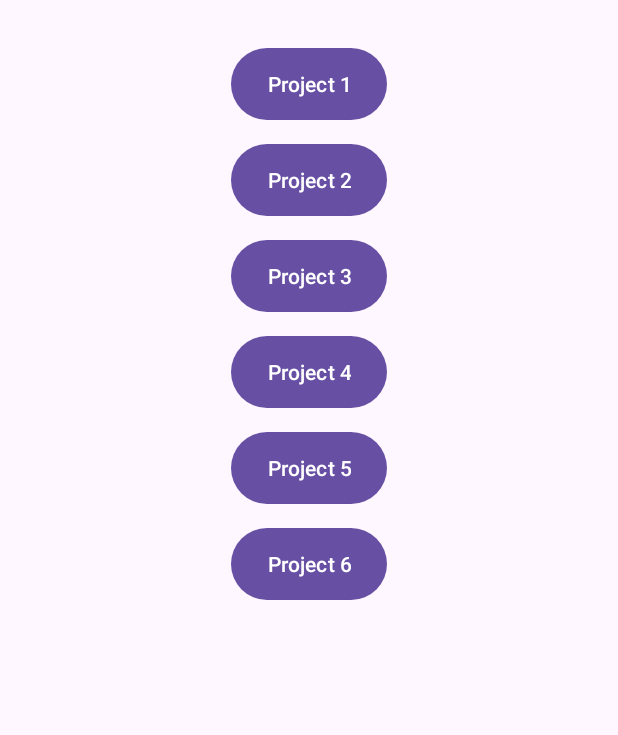
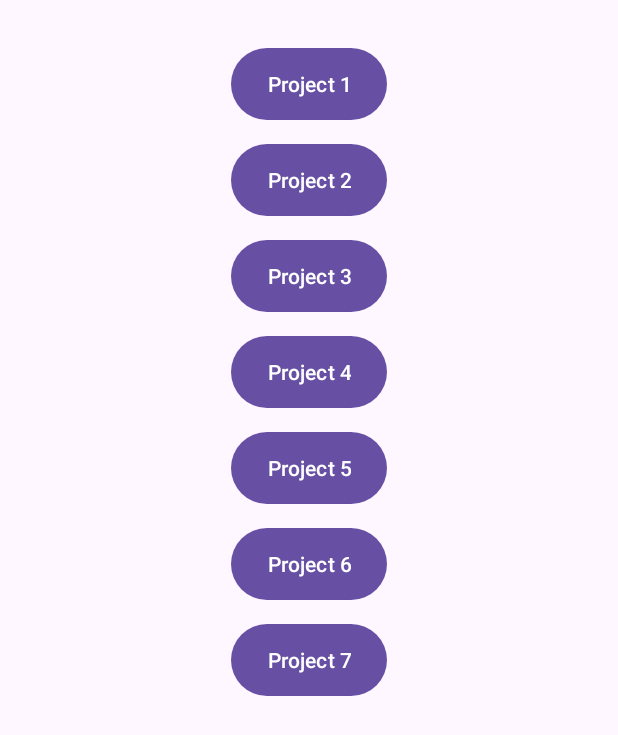
Before and after one commit to Gowri-Krishnamoorthi/Android-All_Project, an Android app: the screen it shows after launch (MainActivity), on a phone screen of 412 x 824 dp. Shown: the top 735 px of the screen. Run offline under Robolectric (Android 15) with nearby library versions, the phone set to English and light mode, and no system bars.

Commit message:
New Project Added

```diff
--- a/app/src/main/AndroidManifest.xml
+++ b/app/src/main/AndroidManifest.xml
@@ -28,7 +28,7 @@
         <activity android:name=".Project4Activity" android:exported="false"></activity>
         <activity android:name=".Project5Activity" android:exported="false"></activity>
         <activity android:name=".Project6Activity" android:exported="false"></activity>
-
+        <activity android:name=".Project7Activity" android:exported="false"></activity>
     </application>
 
 </manifest>
--- a/app/src/main/java/com/example/myapplication/MainActivity.java
+++ b/app/src/main/java/com/example/myapplication/MainActivity.java
@@ -19,7 +19,7 @@ public class MainActivity extends AppCompatActivity {
         Button button4 = findViewById(R.id.button4);
         Button button5 = findViewById(R.id.button5);
         Button button6 = findViewById(R.id.button6);
-
+        Button button7 = findViewById(R.id.button7);
         button1.setOnClickListener(new View.OnClickListener() {
             @Override
             public void onClick(View v) {
@@ -67,5 +67,13 @@ public class MainActivity extends AppCompatActivity {
                 startActivity(intent);
             }
         });
+
+        button7.setOnClickListener(new View.OnClickListener() {
+            @Override
+            public void onClick(View v) {
+                Intent intent = new Intent(MainActivity.this, Project7Activity.class);
+                startActivity(intent);
+            }
+        });
     }
 }
--- a/app/src/main/res/layout/activity_main.xml
+++ b/app/src/main/res/layout/activity_main.xml
@@ -63,4 +63,14 @@
         android:layout_marginTop="16dp"
         android:background="@drawable/rounded_button"/>
 
+    <Button
+        android:id="@+id/button7"
+        android:layout_width="wrap_content"
+        android:layout_height="wrap_content"
+        android:text="Project 7"
+        android:layout_below="@id/button6"
+        android:layout_centerHorizontal="true"
+        android:layout_marginTop="16dp"
+        android:background="@drawable/rounded_button"/>
+
 </RelativeLayout>
```
Also changed, not shown: app/src/main/java/com/example/myapplication/Project7Activity.java (added, +31 -0 lines), app/src/main/res/layout/activity_project7.xml (added, +14 -0 lines).
